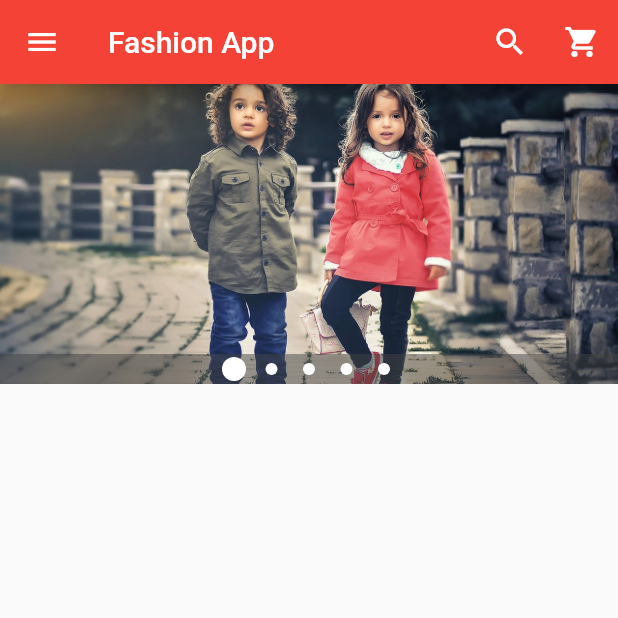
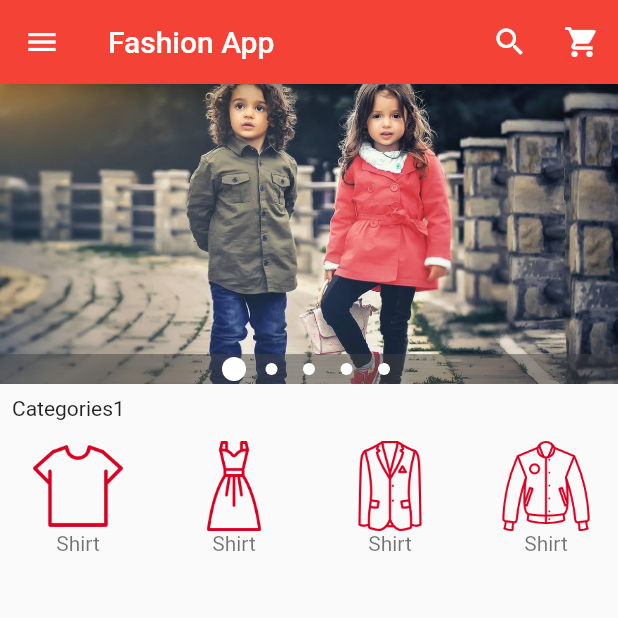
Before and after one commit to fahmiyuseri/flutter_ecommerce, a Flutter app: the screen it shows after launch, on a phone screen of 412 x 824 dp, the top half of it. Run offline on Flutter 3.47's test engine with Material 2 defaults, Android fonts, the phone set to English and light mode, and no system bars; drawn by our look-alikes of carousel_pro.

Commit message:
Horizontal categories view

```diff
--- /dev/null
+++ b/lib/components/horizontal_listview.dart
@@ -0,0 +1,55 @@
+import 'package:flutter/material.dart';
+
+class HorizontalList extends StatelessWidget{
+  @override
+  Widget build(BuildContext context) {
+    return Container(
+      height: 80.0,
+      child: ListView(
+        scrollDirection: Axis.horizontal,
+        children: <Widget>[
+        Category(image_location: 'images/cats/tshirt.png',image_caption: 'Shirt',),
+        Category(image_location: 'images/cats/dress.png',image_caption: 'Shirt',),
+        Category(image_location: 'images/cats/formal.png',image_caption: 'Shirt',),
+        Category(image_location: 'images/cats/informal.png',image_caption: 'Shirt',),
+        Category(image_location: 'images/cats/shoe.png',image_caption: 'Shirt',),
+        Category(image_location: 'images/cats/jeans.png',image_caption: 'Shirt',),
+        Category(image_location: 'images/cats/accessories.png',image_caption: 'Shirt',),
+        Category(image_location: 'images/cats/tshirt.png',image_caption: 'Shirt',),
+        ],
+      ),
+    );
+  }
+
+}
+
+class Category extends StatelessWidget{
+   final String image_location;
+   final String image_caption;
+Category({
+  this.image_location,
+  this.image_caption
+});
+  @override
+  Widget build(BuildContext context) {
+    return Padding(padding: const EdgeInsets.all(2.0),
+    child: InkWell(onTap: (){},
+    child:Container(
+      width: 100.0,
+      child:ListTile(
+
+      title: Image.asset(image_location,
+      width: 60.0,
+      height: 60.0,),
+      subtitle: Container(
+        alignment: Alignment.topCenter,
+        child: Text(image_caption),
+      ),
+      ),
+      ),
+
+    ),
+    );
+  }
+
+}
--- a/lib/main.dart
+++ b/lib/main.dart
@@ -1,7 +1,8 @@
 import 'package:flutter/material.dart';
 import 'package:carousel_pro/carousel_pro.dart';
 
-
+//my own imports
+import 'package:flutter_ecommerce/components/horizontal_listview.dart';
 void main(){
   runApp(
     new MaterialApp(
@@ -125,8 +126,14 @@ class HomePageState extends State<HomePage>{
         ),
       ),
       body:new ListView(
+        //Image Carousel begins here
         children: <Widget>[
-          image_carousel
+          image_carousel,
+          //padding widger
+          new Padding(padding: const EdgeInsets.all(8.0),
+          child: new Text("Categories1",)),
+          //HOrizontal list
+           HorizontalList(),
         ],
       )
     );
```
Also changed, not shown: pubspec.yaml (+7 -0 lines).
